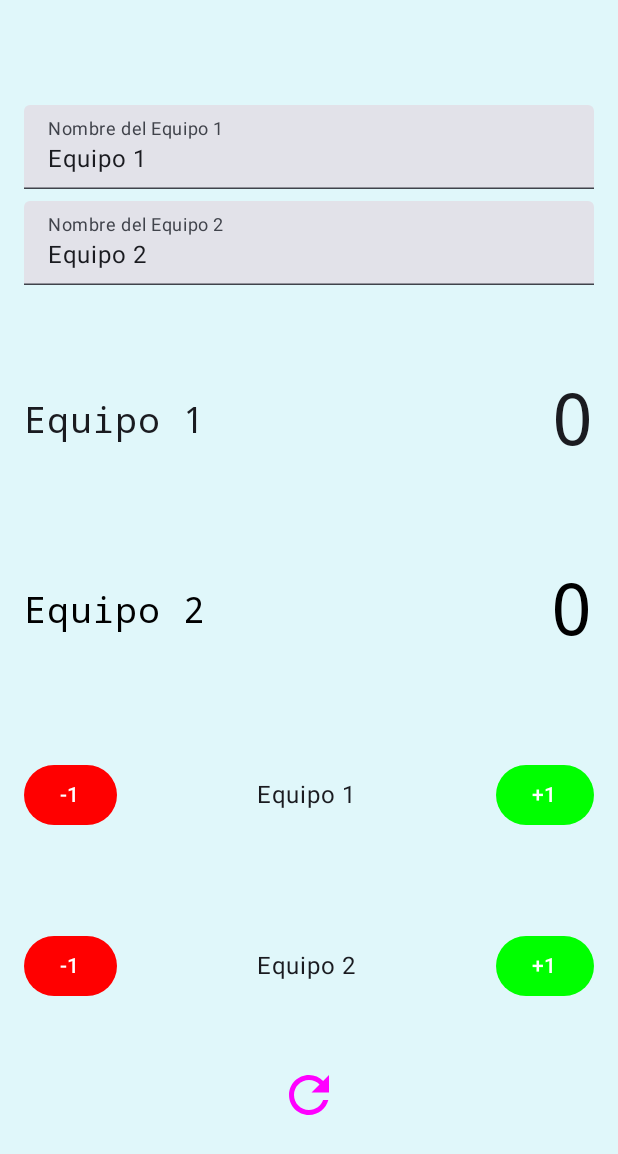
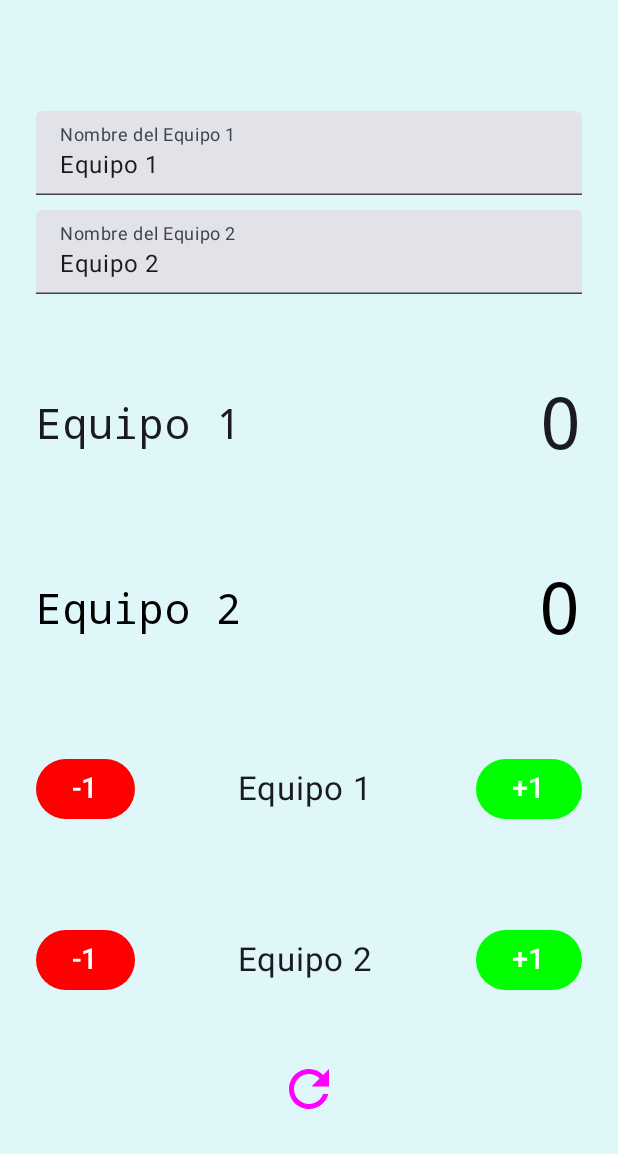
Before and after one commit to sebdev16/VolleyApp, an Android app built with Jetpack Compose: the screen it shows after launch (MainActivity), on a phone screen of 412 x 824 dp. Shown: the top 1154 px of the screen. Run offline under Robolectric (Android 15) with nearby library versions, the phone set to English and light mode, and no system bars.

Commit message:
cambio del fondo y de las letras

```diff
--- a/app/src/main/java/com/example/volleyapp/MainActivity.kt
+++ b/app/src/main/java/com/example/volleyapp/MainActivity.kt
@@ -70,7 +70,7 @@ fun VolleyballScoreboard(modifier: Modifier = Modifier) {
         modifier = modifier
             .fillMaxSize()
             .background(color = Color(0xFFE0F7FA))
-            .padding(16.dp),
+            .padding(24.dp),
         verticalArrangement = Arrangement.SpaceEvenly,
         horizontalAlignment = Alignment.CenterHorizontally
     ) {
@@ -82,7 +82,7 @@ fun VolleyballScoreboard(modifier: Modifier = Modifier) {
                 label = { Text("Nombre del Equipo 1") },
                 modifier = Modifier.fillMaxWidth()
             )
-            Spacer(modifier = Modifier.height(8.dp))
+            Spacer(modifier = Modifier.height(10.dp))
             TextField(
                 value = team2Name,
                 onValueChange = { team2Name = it },
@@ -90,7 +90,7 @@ fun VolleyballScoreboard(modifier: Modifier = Modifier) {
                 modifier = Modifier.fillMaxWidth()
             )
         }
-
+//----------------------------------------------------------------------------
         // Marcadores (muestra los nombres de los equipos y los puntajes)
         Row(
             modifier = Modifier
@@ -99,7 +99,7 @@ fun VolleyballScoreboard(modifier: Modifier = Modifier) {
             horizontalArrangement = Arrangement.SpaceBetween,
             verticalAlignment = Alignment.CenterVertically
         ) {
-            Text(text = team1Name.text, fontSize = 24.sp, fontFamily = FontFamily.Monospace)
+            Text(text = team1Name.text, fontSize = 28.sp, fontFamily = FontFamily.Monospace)
             Text(text = team1Score.toString(), fontSize = 48.sp, textAlign = TextAlign.Center, fontFamily = FontFamily.Monospace)
         }
 
@@ -110,7 +110,7 @@ fun VolleyballScoreboard(modifier: Modifier = Modifier) {
             horizontalArrangement = Arrangement.SpaceBetween,
             verticalAlignment = Alignment.CenterVertically
         ) {
-            Text(text = team2Name.text, fontSize = 24.sp, color = Color.Black, fontFamily = FontFamily.Monospace)
+            Text(text = team2Name.text, fontSize = 28.sp, color = Color.Black, fontFamily = FontFamily.Monospace)
             Text(text = team2Score.toString(), fontSize = 48.sp, color = Color.Black, fontFamily = FontFamily.Monospace)
         }
 //-------------------------------------------------------------------------------------------------------
@@ -128,16 +128,16 @@ fun VolleyballScoreboard(modifier: Modifier = Modifier) {
                     containerColor = Color.Red
                 )) {
 
-                    Text(text = "-1")
+                    Text(text = "-1", fontSize = 19.sp)
 
                 }
 
-                Text(text = "Equipo 1")
+                Text(text = "Equipo 1", fontSize = 22.sp)
 
                 Button(onClick = { team1Score++ }, colors = ButtonDefaults.buttonColors(
                     containerColor = Color.Green
                 )) {
-                    Text(text = "+1")
+                    Text(text = "+1", fontSize = 19.sp)
                 }
 
             }
@@ -153,15 +153,15 @@ fun VolleyballScoreboard(modifier: Modifier = Modifier) {
                 Button(onClick = { if (team2Score > 0) team2Score-- }, colors = ButtonDefaults.buttonColors(
                     containerColor = Color.Red
                 )) {
-                        Text(text = "-1")
+                        Text(text = "-1", fontSize = 19.sp)
                 }
 
-                Text(text = "Equipo 2")
+                Text(text = "Equipo 2", fontSize = 22.sp)
 
                 Button(onClick = { team2Score++ }, colors = ButtonDefaults.buttonColors(
                     containerColor = Color.Green
                 )) {
-                    Text(text = "+1")
+                    Text(text = "+1", fontSize = 19.sp)
                 }
             }
 
```
